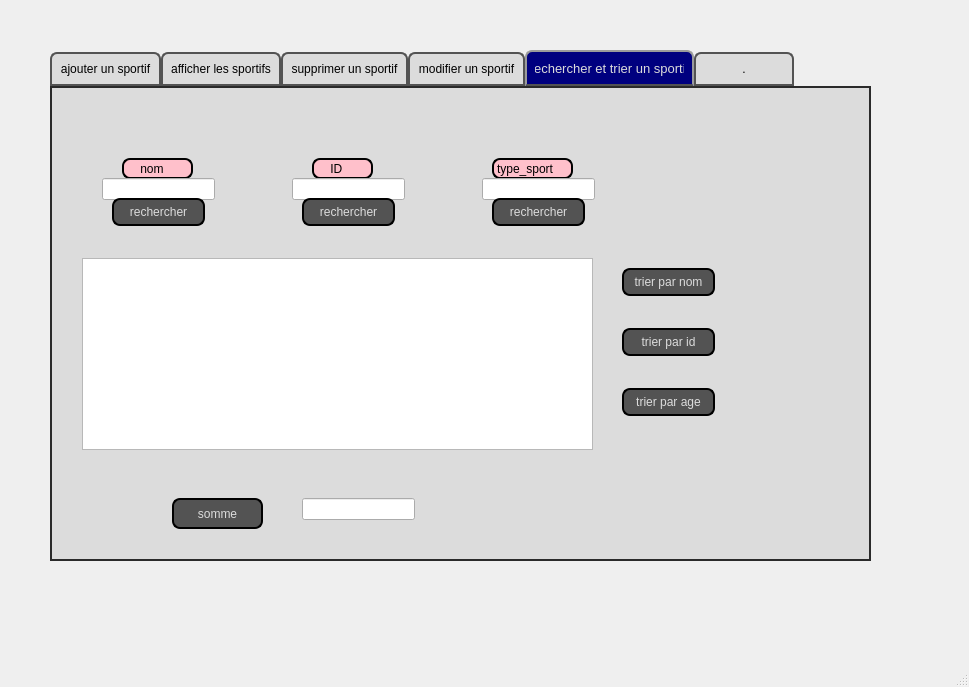
This is mainwindow.ui in dhiaeddine12/olympic_games_2A20 as Qt 5 draws it before an edit. The edited form follows.
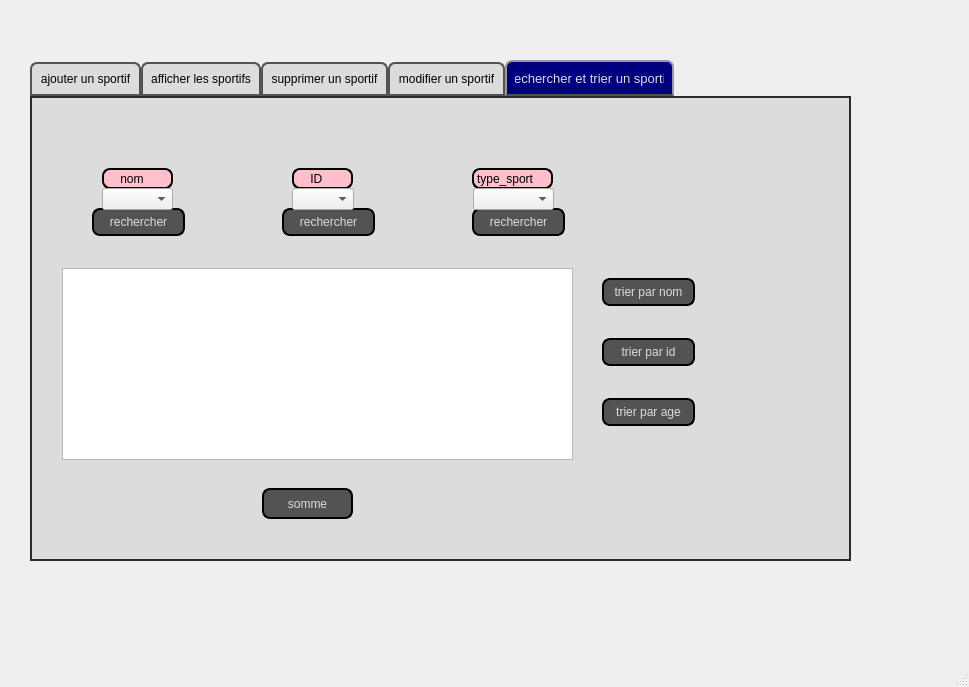
This is the edited form. The open tabs and pages were chosen to show the change. Icons and pictures are not drawn.

Patch:
```diff
--- a/mainwindow.ui
+++ b/mainwindow.ui
@@ -17,10 +17,10 @@
    <widget class="QTabWidget" name="tabWidget">
     <property name="geometry">
      <rect>
-      <x>50</x>
-      <y>50</y>
+      <x>30</x>
+      <y>60</y>
       <width>821</width>
-      <height>511</height>
+      <height>501</height>
      </rect>
     </property>
     <property name="styleSheet">
@@ -881,36 +881,6 @@
        <string>type_sport</string>
       </property>
      </widget>
-     <widget class="QLineEdit" name="le_nom_r">
-      <property name="geometry">
-       <rect>
-        <x>50</x>
-        <y>90</y>
-        <width>113</width>
-        <height>22</height>
-       </rect>
-      </property>
-     </widget>
-     <widget class="QLineEdit" name="le_id_r">
-      <property name="geometry">
-       <rect>
-        <x>240</x>
-        <y>90</y>
-        <width>113</width>
-        <height>22</height>
-       </rect>
-      </property>
-     </widget>
-     <widget class="QLineEdit" name="le_type_sport_r">
-      <property name="geometry">
-       <rect>
-        <x>430</x>
-        <y>90</y>
-        <width>113</width>
-        <height>22</height>
-       </rect>
-      </property>
-     </widget>
      <widget class="QTableView" name="tabler">
       <property name="geometry">
        <rect>
@@ -1114,8 +1084,8 @@
      <widget class="QPushButton" name="pb_somme">
       <property name="geometry">
        <rect>
-        <x>120</x>
-        <y>410</y>
+        <x>230</x>
+        <y>390</y>
         <width>91</width>
         <height>31</height>
        </rect>
@@ -1140,12 +1110,32 @@
        <string>somme</string>
       </property>
      </widget>
-     <widget class="QLineEdit" name="lineEdit_s">
+     <widget class="QComboBox" name="comboBox_rn">
       <property name="geometry">
        <rect>
-        <x>250</x>
-        <y>410</y>
-        <width>113</width>
+        <x>70</x>
+        <y>90</y>
+        <width>71</width>
+        <height>22</height>
+       </rect>
+      </property>
+     </widget>
+     <widget class="QComboBox" name="comboBox_ri">
+      <property name="geometry">
+       <rect>
+        <x>260</x>
+        <y>90</y>
+        <width>62</width>
+        <height>22</height>
+       </rect>
+      </property>
+     </widget>
+     <widget class="QComboBox" name="comboBox_rt">
+      <property name="geometry">
+       <rect>
+        <x>441</x>
+        <y>90</y>
+        <width>81</width>
         <height>22</height>
        </rect>
       </property>
@@ -1165,12 +1155,9 @@
      <zorder>pb_trier_i</zorder>
      <zorder>pb_trier_a</zorder>
      <zorder>pb_somme</zorder>
-     <zorder>lineEdit_s</zorder>
-    </widget>
-    <widget class="QWidget" name="tab_6">
-     <attribute name="title">
-      <string>.</string>
-     </attribute>
+     <zorder>comboBox_rn</zorder>
+     <zorder>comboBox_ri</zorder>
+     <zorder>comboBox_rt</zorder>
     </widget>
    </widget>
   </widget>
```
Left out of the diff: 5 changed lines with no effect on the pictures.
